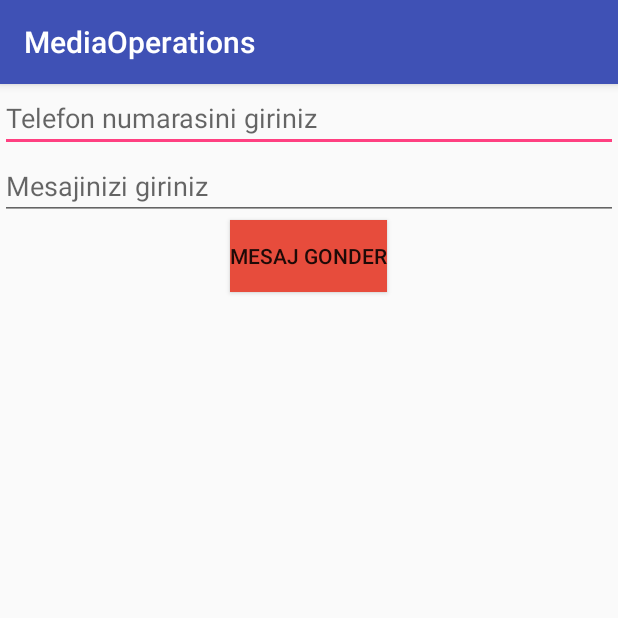
After one commit to geallen/gyk2019, an Android app: the SmsActivity screen opened directly, with no data from a screen before it, on a phone screen of 412 x 824 dp, the top half of it. The commit adds this screen. Run offline under Robolectric (Android 15) with nearby library versions, the phone set to English and light mode, and no system bars.

Commit message:
Call /Sms / Map functions added

```diff
--- /dev/null
+++ b/week2/MediaOperations/app/src/main/java/gykizmir/com/mediaoperations/SmsActivity.java
@@ -0,0 +1,43 @@
+package gykizmir.com.mediaoperations;
+
+import android.content.Intent;
+import android.net.Uri;
+import android.support.v7.app.AppCompatActivity;
+import android.os.Bundle;
+import android.view.View;
+import android.widget.Button;
+import android.widget.EditText;
+
+public class SmsActivity extends AppCompatActivity {
+
+    private EditText msjIcerik, telNoTxt;
+    private Button msjGonderBtn;
+
+    @Override
+    protected void onCreate(Bundle savedInstanceState) {
+        super.onCreate(savedInstanceState);
+        setContentView(R.layout.activity_sms);
+        msjIcerik = (EditText) findViewById(R.id.msjIcerik);
+        telNoTxt = (EditText) findViewById(R.id.telNoMsj);
+        msjGonderBtn = (Button) findViewById(R.id.mesajGonderBtn);
+
+        msjGonderBtn.setOnClickListener(new View.OnClickListener() {
+            @Override
+            public void onClick(View v) {
+                mesajGonder(telNoTxt.getText().toString(), msjIcerik.getText().toString());
+            }
+        });
+
+    }
+
+    public void mesajGonder(String telNo, String icerik){
+        Uri uri = Uri.parse("sms:" + telNo);
+        Intent i = new Intent(Intent.ACTION_SENDTO, uri);
+        i.putExtra("sms_body" , icerik);
+
+        if (i.resolveActivity(getPackageManager()) != null){
+            startActivity(i);
+        }
+    }
+
+}
--- /dev/null
+++ b/week2/MediaOperations/app/src/main/res/layout/activity_sms.xml
@@ -0,0 +1,34 @@
+<?xml version="1.0" encoding="utf-8"?>
+<LinearLayout xmlns:android="http://schemas.android.com/apk/res/android"
+    xmlns:app="http://schemas.android.com/apk/res-auto"
+    xmlns:tools="http://schemas.android.com/tools"
+    android:layout_width="match_parent"
+    android:layout_height="match_parent"
+    android:orientation="vertical"
+    android:layout_gravity="center"
+    tools:context="gykizmir.com.mediaoperations.SmsActivity">
+
+    <EditText
+        android:id="@+id/telNoMsj"
+        android:hint="Telefon numarasini giriniz"
+        android:inputType="phone"
+        android:layout_width="match_parent"
+        android:layout_height="wrap_content" />
+
+    <EditText
+        android:id="@+id/msjIcerik"
+        android:hint="Mesajinizi giriniz"
+        android:layout_width="match_parent"
+        android:layout_height="wrap_content" />
+
+
+    <Button
+        android:id="@+id/mesajGonderBtn"
+        android:text="Mesaj Gonder"
+        android:layout_gravity="center"
+        android:background="@color/red"
+        android:layout_width="wrap_content"
+        android:layout_height="wrap_content" />
+
+
+</LinearLayout>
```
Also changed, not shown: week2/MediaOperations/app/src/main/AndroidManifest.xml (+6 -1 lines), week2/MediaOperations/app/src/main/java/gykizmir/com/mediaoperations/AramaActivity.java (added, +40 -0 lines), week2/MediaOperations/app/src/main/java/gykizmir/com/mediaoperations/HaritaActivity.java (added, +39 -0 lines), week2/MediaOperations/app/src/main/java/gykizmir/com/mediaoperations/MainActivity.java (+27 -0 lines), week2/MediaOperations/app/src/main/res/layout/activity_arama.xml (added, +26 -0 lines), week2/MediaOperations/app/src/main/res/layout/activity_harita.xml (added, +26 -0 lines).
